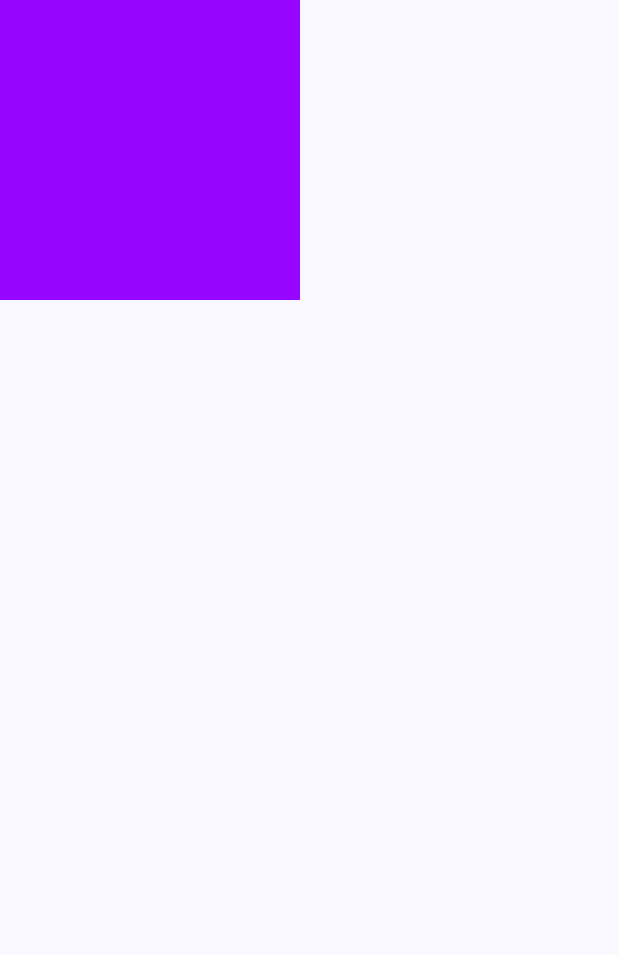
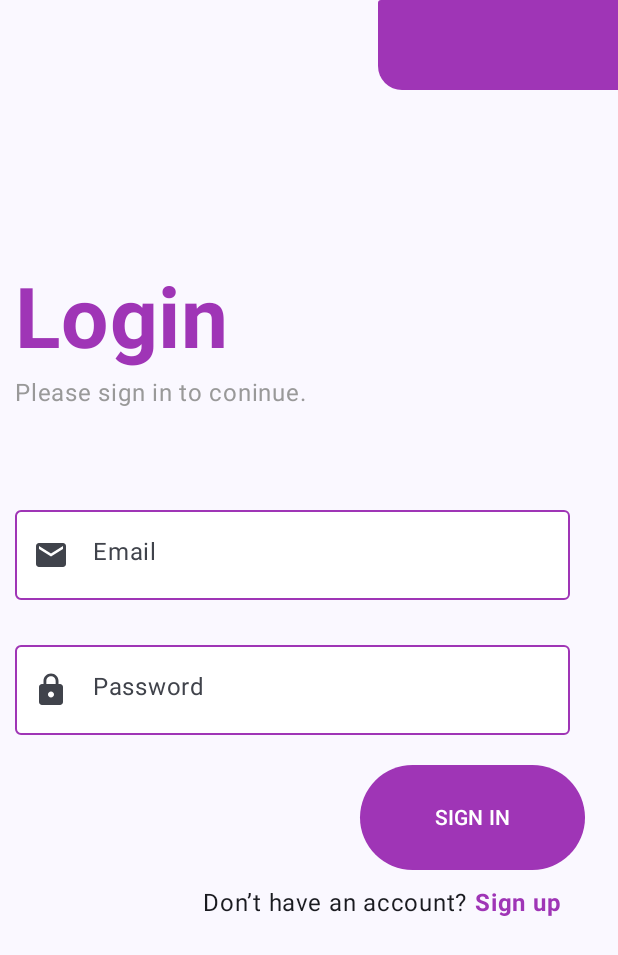
Before and after one commit to GABRIELBARROS06/Projeto-Trip-Room, an Android app built with Jetpack Compose: the screen it shows after launch (MainActivity), on a phone screen of 412 x 824 dp. Shown: the top 955 px of the screen. Run offline under Robolectric (Android 15) with nearby library versions, the phone set to English and light mode, and no system bars.

Commit message:
Quase finalizado

```diff
--- a/app/src/main/java/br/senai/sp/jandira/trippromm/MainActivity.kt
+++ b/app/src/main/java/br/senai/sp/jandira/trippromm/MainActivity.kt
@@ -3,22 +3,42 @@ package br.senai.sp.jandira.trippromm
 import android.os.Bundle
 import androidx.activity.ComponentActivity
 import androidx.activity.compose.setContent
+import androidx.compose.animation.expandHorizontally
 import androidx.compose.foundation.background
+import androidx.compose.foundation.border
+import androidx.compose.foundation.layout.Arrangement
 import androidx.compose.foundation.layout.Box
+import androidx.compose.foundation.layout.Column
 import androidx.compose.foundation.layout.Row
 import androidx.compose.foundation.layout.fillMaxSize
+import androidx.compose.foundation.layout.fillMaxWidth
 import androidx.compose.foundation.layout.height
+import androidx.compose.foundation.layout.offset
+import androidx.compose.foundation.layout.padding
 import androidx.compose.foundation.layout.width
 import androidx.compose.foundation.shape.RoundedCornerShape
+import androidx.compose.material.icons.Icons
+import androidx.compose.material.icons.filled.AddCircle
+import androidx.compose.material.icons.filled.Email
+import androidx.compose.material.icons.filled.Lock
+import androidx.compose.material3.Button
+import androidx.compose.material3.ButtonDefaults
+import androidx.compose.material3.Card
+import androidx.compose.material3.Icon
 import androidx.compose.material3.MaterialTheme
+import androidx.compose.material3.OutlinedTextField
+import androidx.compose.material3.OutlinedTextFieldDefaults
 import androidx.compose.material3.Surface
 import androidx.compose.material3.Text
 import androidx.compose.runtime.Composable
+import androidx.compose.ui.Alignment
 import androidx.compose.ui.Modifier
 import androidx.compose.ui.graphics.Color
 import androidx.compose.ui.graphics.Shape
+import androidx.compose.ui.text.font.FontWeight
 import androidx.compose.ui.tooling.preview.Preview
 import androidx.compose.ui.unit.dp
+import androidx.compose.ui.unit.sp
 import br.senai.sp.jandira.trippromm.ui.theme.TripprommTheme
 
 class MainActivity : ComponentActivity() {
@@ -40,22 +60,149 @@ class MainActivity : ComponentActivity() {
 
 @Composable
 fun Greeting() {
- Row {
-     Box(
-         modifier = Modifier
-             .height(200.dp)
-             .width(200.dp)
-             .background(Color(0xFF9706FF)),
+ Column {
+
+Row (
+modifier = Modifier
+    .fillMaxWidth(),
+    horizontalArrangement = Arrangement.End
+
+)
+{
+
+    Box(
+        modifier = Modifier
+            .height(60.dp)
+            .width(160.dp)
+            .background(
+                Color(0xFF9F35B6),
+                shape = RoundedCornerShape(2.dp, bottomStart = 16.dp)
+            )
+        )
+}
+    Box(
+        modifier = Modifier
+            .height(300.dp)
+            .width(200.dp)
+            .offset(x = 10.dp, y = 120.dp)
 
 
-     )
+    ) {
+      Text(
+          text = "Login",
+           fontWeight = FontWeight.Bold,
+          fontSize = 56.sp,
+          color = Color(0xFF9F35B6)
+
+          )
+      Text(
+          text = "Please sign in to coninue.",
+          modifier = Modifier
+              .offset(x = 0.dp, y = 70.dp),
+          color = Color(0xFF999999)
+
+          )
+    }
+    Box(
+        modifier = Modifier
+            .height(230.dp)
+            .width(400.dp)
+
+
+    )
+    {
+Text(text = "")
+
+
+    OutlinedTextField(
+        value = "", onValueChange = {},
+        Modifier
+            .width(370.dp)
+            .height(60.dp)
+            .offset(x = 10.dp, y = -20.dp),
+        colors = OutlinedTextFieldDefaults
+            .colors(
+                unfocusedBorderColor = Color(0xFF9F35B6),
+                unfocusedContainerColor = Color(0xFFFFFFFF)
+            ),
+        leadingIcon = {
+            Icon(
+                imageVector = Icons.Filled.Email,
+                contentDescription = null,
+
+            )
+        },
+        placeholder = {
+
+            Text(text = "Email")
+
+        }
+
+
+    )
+OutlinedTextField(value = "", onValueChange = {},
+    modifier = Modifier
+        .height(60.dp)
+        .width(370.dp)
+        .offset(x = 10.dp, y = 70.dp),
+
+    colors = OutlinedTextFieldDefaults
+        .colors(
+            unfocusedBorderColor = Color(0xFF9F35B6),
+            unfocusedContainerColor = Color(0xFFFFFFFF)
+        ),
+    leadingIcon = {
+        Icon(
+            imageVector = Icons.Filled.Lock,
+            contentDescription = null,
+
+            )
+    },
+    placeholder = {
+
+        Text(text = "Password")
+
+    }
+
+)
+        Button(onClick = { /*TODO*/ },
+          modifier = Modifier
+              .height(70.dp)
+              .width(150.dp)
+              .offset(x = 240.dp, y = 150.dp),
+            colors = ButtonDefaults.buttonColors(
+        containerColor = Color(0xFF9F35B6),
+                contentColor =  Color(0xFFFFFFFF)
+            ),
+
+
+
+            ) {
+Text(text = "SIGN IN")
+        }
+
+    }
+     Row {
+         Text(text = "Don’t have an account?",
+         Modifier.offset(x = 135.dp))
+         Text(text = "Sign up",
+             Modifier.offset(x = 140.dp),
+             fontWeight = FontWeight.Bold,
+             color = Color(0xFF9F35B6)
+
+             )
+     }
+
+
+
+   }
+
  }
-}
 
 @Preview(showBackground = true, showSystemUi = true)
 @Composable
 fun GreetingPreview() {
     TripprommTheme {
-
+Greeting()
     }
 }
```
